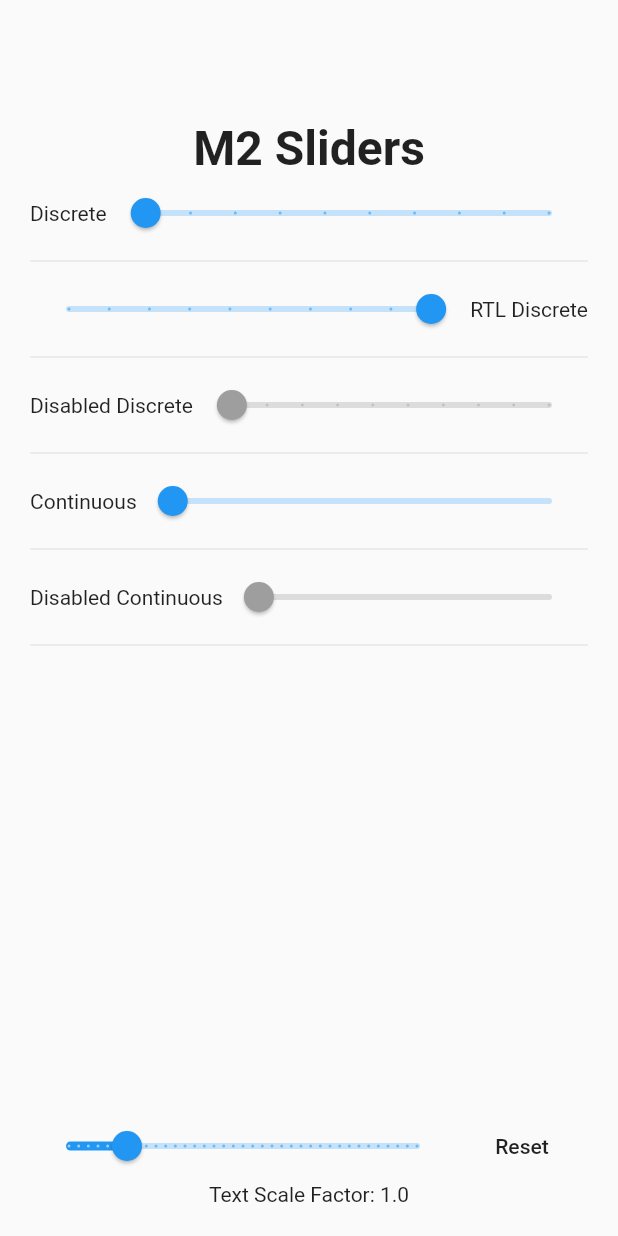
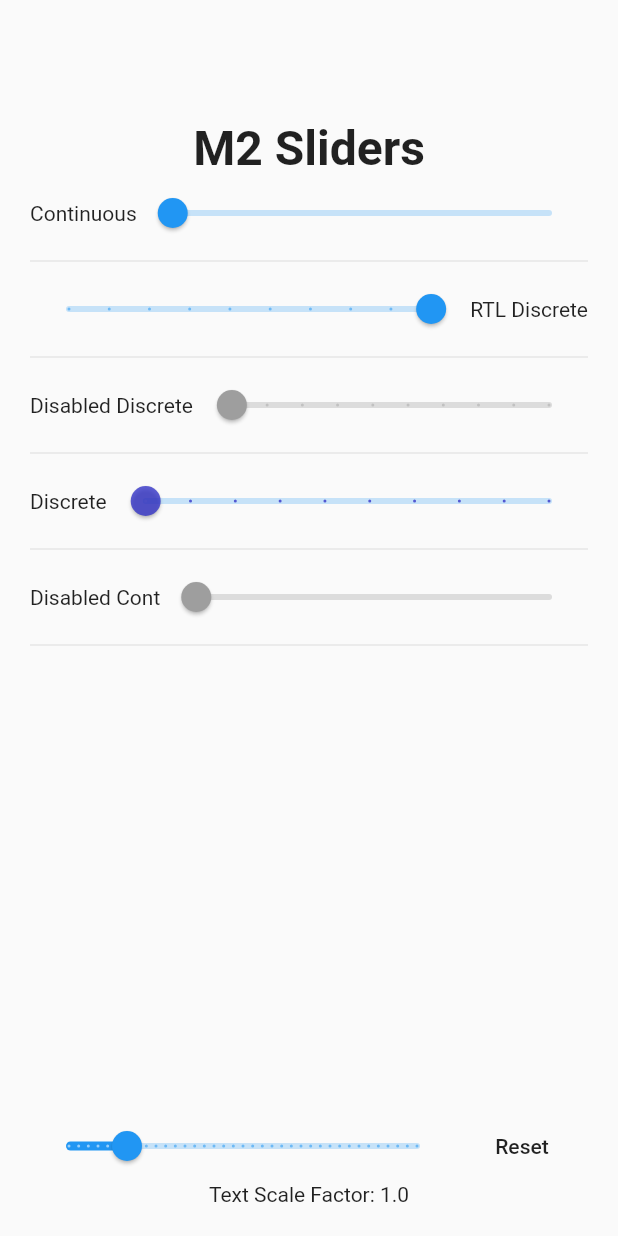
Before and after one commit to gspencergoog/test_widget, a Flutter app: the screen it shows after launch, on a phone screen of 412 x 824 dp. Run offline on Flutter 3.47's test engine with Material 2 defaults, Android fonts, the phone set to English and light mode, and no system bars.

Commit message:
Changes to sliders

```diff
--- a/lib/sliders.dart
+++ b/lib/sliders.dart
@@ -67,7 +67,9 @@ class _MyHomePageState extends State<MyHomePage> {
 
   @override
   Widget build(BuildContext context) {
-    return new DefaultTextStyle(
+    return new Theme(
+      data: new ThemeData.light(),
+      child: new DefaultTextStyle(
         style: new TextStyle(
             color: Colors.white, fontSize: 14.0, fontFamily: 'Roboto', fontStyle: FontStyle.normal),
         child: new Material(
@@ -84,12 +86,11 @@ class _MyHomePageState extends State<MyHomePage> {
                     style: const TextStyle(fontSize: 32.0, fontWeight: FontWeight.bold),
                   ),
                   _wrapSlider(
-                  'Discrete',
+                    'Continuous',
                     new Slider(
                       label: '$_testValue',
                       min: 0.0,
                       max: 18.0,
-                      divisions: 9,
                       onChanged: _setValue,
                       value: sliderValue),
                   ),
@@ -121,17 +122,19 @@ class _MyHomePageState extends State<MyHomePage> {
                   ),
                   new Divider(),
                   _wrapSlider(
-                  'Continuous',
+                    'Discrete',
                     new Slider(
                       label: '$_testValue',
                       min: 0.0,
                       max: 18.0,
+                      divisions: 9,
+                      activeColor:  new Color.fromARGB(200, 50, 50, 200),
                       onChanged: _setValue,
                       value: sliderValue),
                   ),
                   new Divider(),
                   _wrapSlider(
-                  'Disabled Continuous',
+                    'Disabled Cont',
                     new Slider(
                       label: '0.0',
                       min: 10.0,
@@ -173,6 +176,7 @@ class _MyHomePageState extends State<MyHomePage> {
             ),
           ),
         ),
+      ),
     );
   }
 }
```
Lines whose indentation alone changed are shown as unchanged.
